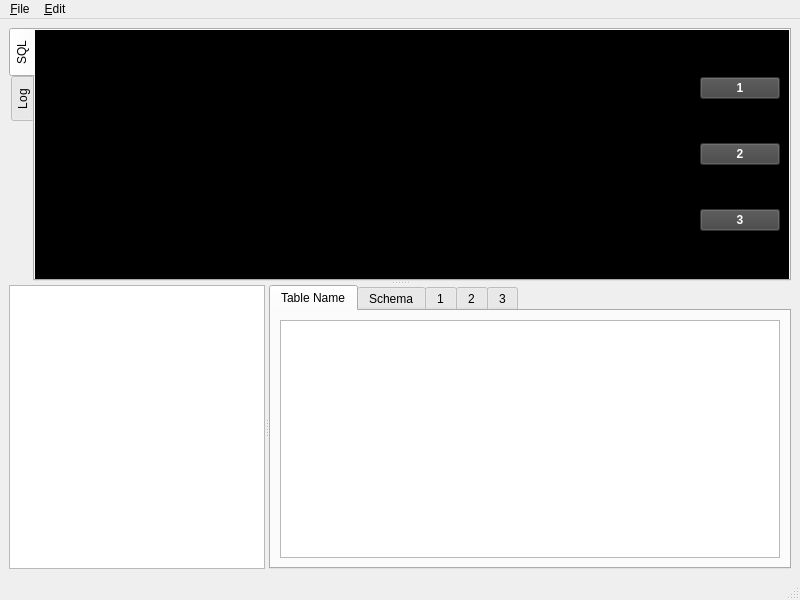
Qt form database_dossier/ui/main_window.ui (nshiell/database-dossier) before a commit.
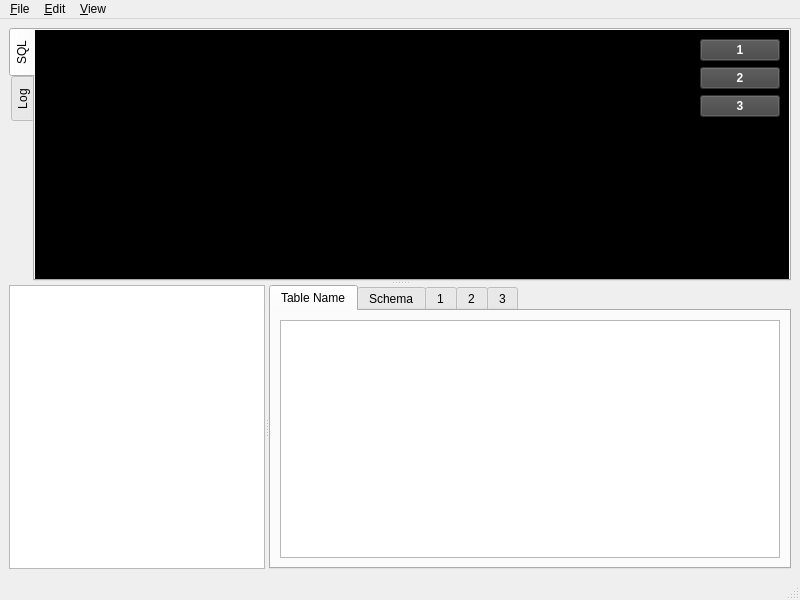
The same form after that commit. Icons and pictures are not drawn.

Commit message: Main window now has menu options for controlling font and added UI polish

The edit to the form file:
```diff
--- a/database_dossier/ui/main_window.ui
+++ b/database_dossier/ui/main_window.ui
@@ -100,6 +100,19 @@
                </property>
               </widget>
              </item>
+             <item>
+              <spacer name="verticalSpacer">
+               <property name="orientation">
+                <enum>Qt::Vertical</enum>
+               </property>
+               <property name="sizeHint" stdset="0">
+                <size>
+                 <width>20</width>
+                 <height>40</height>
+                </size>
+               </property>
+              </spacer>
+             </item>
             </layout>
            </item>
           </layout>
@@ -299,9 +312,25 @@
     </property>
     <addaction name="action_undo"/>
     <addaction name="action_redo"/>
+    <addaction name="separator"/>
+    <addaction name="action_cut"/>
+    <addaction name="action_copy"/>
+    <addaction name="paste"/>
+    <addaction name="separator"/>
+    <addaction name="action_select_query"/>
+    <addaction name="action_select_all"/>
+   </widget>
+   <widget class="QMenu" name="menu_View">
+    <property name="title">
+     <string>&amp;View</string>
+    </property>
+    <addaction name="font"/>
+    <addaction name="text_size_increase"/>
+    <addaction name="text_size_descrease"/>
    </widget>
    <addaction name="menu_File"/>
    <addaction name="menu_Edit"/>
+   <addaction name="menu_View"/>
   </widget>
   <widget class="QStatusBar" name="statusbar"/>
   <action name="create_connection">
```
Left out of the diff: 212 changed lines with no effect on the pictures.
